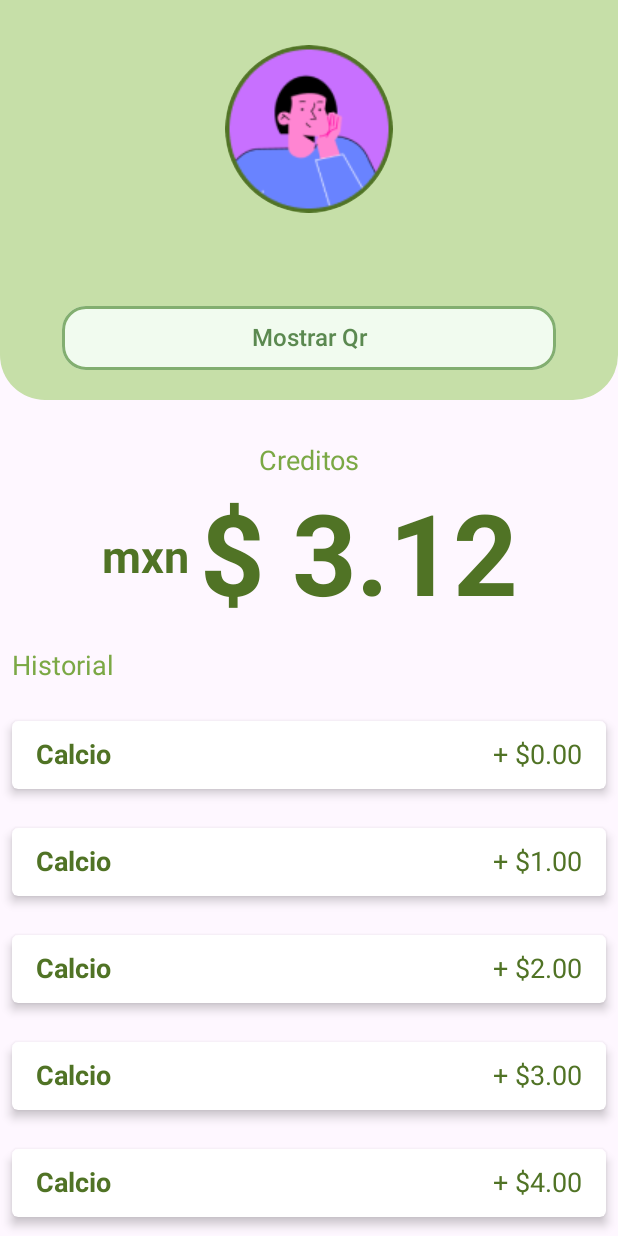
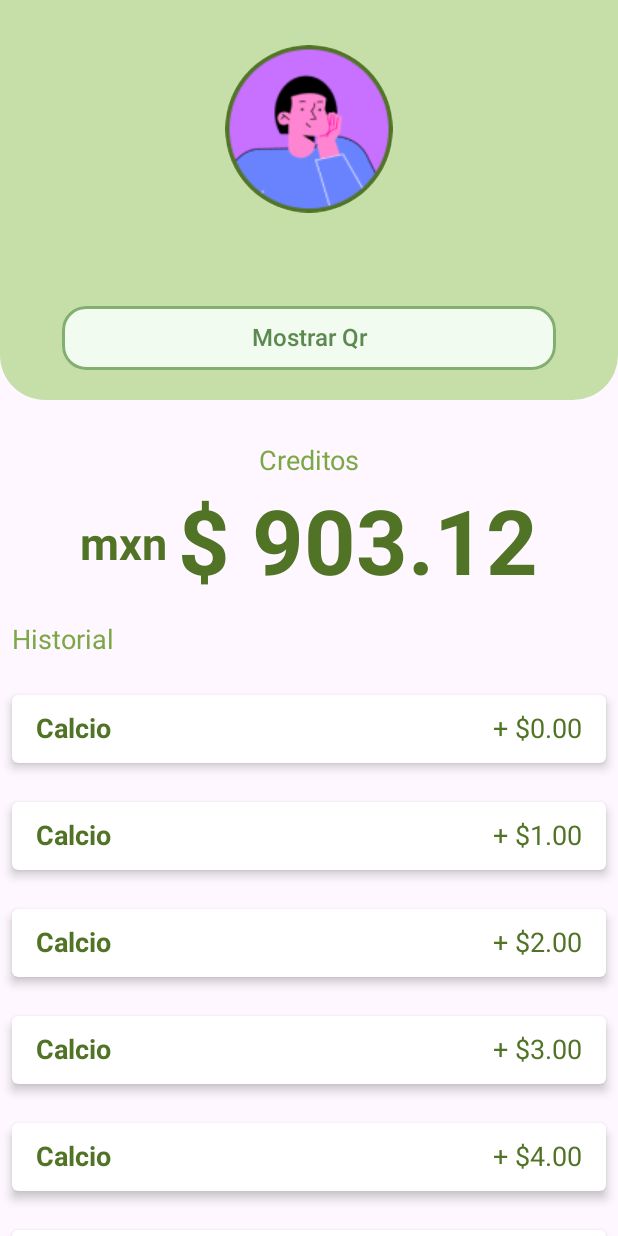
Before and after one commit to owncollector/ownCollectorAndroid, an Android app built with Jetpack Compose: the HomeView screen opened through its navigation route, on a phone screen of 412 x 824 dp. Run offline under Robolectric (Android 15) with nearby library versions, the phone set to English and light mode, and no system bars.

Commit message:
animacion cantidad

```diff
--- a/app/src/main/java/com/pagando/owncollector/presentation/views/HomeView.kt
+++ b/app/src/main/java/com/pagando/owncollector/presentation/views/HomeView.kt
@@ -2,6 +2,8 @@ package com.pagando.owncollector.presentation.views
 
 import android.graphics.Bitmap
 import androidx.compose.animation.AnimatedVisibility
+import androidx.compose.animation.core.animateFloatAsState
+import androidx.compose.animation.core.tween
 import androidx.compose.animation.expandVertically
 import androidx.compose.animation.fadeIn
 import androidx.compose.animation.fadeOut
@@ -50,6 +52,7 @@ import androidx.compose.ui.layout.ContentScale
 import androidx.compose.ui.res.painterResource
 import androidx.compose.ui.res.stringResource
 import androidx.compose.ui.text.font.FontWeight
+import androidx.compose.ui.text.style.TextAlign
 import androidx.compose.ui.tooling.preview.Preview
 import androidx.compose.ui.unit.dp
 import androidx.compose.ui.unit.sp
@@ -140,7 +143,7 @@ fun HomeView(navController: NavController, viewModelM: MainViewModel) {
                     enter = fadeIn() + expandVertically(),
                     exit = fadeOut() + shrinkVertically()
                 ) {
-                    BigAmount("3.12", viewModel)
+                    BigAmount("903.12", viewModel)
                 }
                 Text(
                     stringResource(R.string.HomeHistory),
@@ -246,21 +249,39 @@ fun ListItem(type: String, amount: String, formattedAmount: String) {
 }
 
 @Composable
-fun BigAmount(amount: String, viewModel: HomeViewModel){
-    val colorTitle =  Color(123, 168,69)
-    val colorOther = Color(80,  115, 37)
-    Column(modifier = Modifier.fillMaxWidth(), horizontalAlignment = Alignment.CenterHorizontally, verticalArrangement = Arrangement.spacedBy(10.dp)) {
-        Text("Creditos", fontSize = 18.sp , color = colorTitle)
+fun BigAmount(amount: String, viewModel: HomeViewModel) {
+    val colorTitle = Color(123, 168, 69)
+    val colorOther = Color(80, 115, 37)
+
+    val targetAmount = amount.toFloatOrNull() ?: 0f
+    var animatedAmount by remember { mutableStateOf(0f) }
+
+    val displayedAmount by animateFloatAsState(
+        targetValue = animatedAmount,
+        animationSpec = tween(durationMillis = 1500)
+    )
+
+    LaunchedEffect(targetAmount) {
+        animatedAmount = targetAmount
+    }
+
+    Column(
+        modifier = Modifier.fillMaxWidth(),
+        horizontalAlignment = Alignment.CenterHorizontally,
+        verticalArrangement = Arrangement.spacedBy(10.dp)
+    ) {
+        Text("Creditos", fontSize = 18.sp, color = colorTitle, textAlign = TextAlign.Center)
         Row(verticalAlignment = Alignment.CenterVertically) {
             Text("mxn ", fontSize = 30.sp, color = colorOther, fontWeight = FontWeight.Bold)
-            Text("$ ${viewModel.formattedAmount(amount)}", fontSize = 75.sp, color = colorOther, fontWeight = FontWeight.Bold)
+            Text(
+                "$ ${viewModel.formattedAmount(String.format("%.2f", displayedAmount))}",
+                fontSize = 60.sp,
+                color = colorOther,
+                fontWeight = FontWeight.Bold
+            )
         }
     }
-
 }
-
-
-
 @Composable
 fun ShowQRButton(text : Int , onClick: () -> Unit) {
     Box(
```
